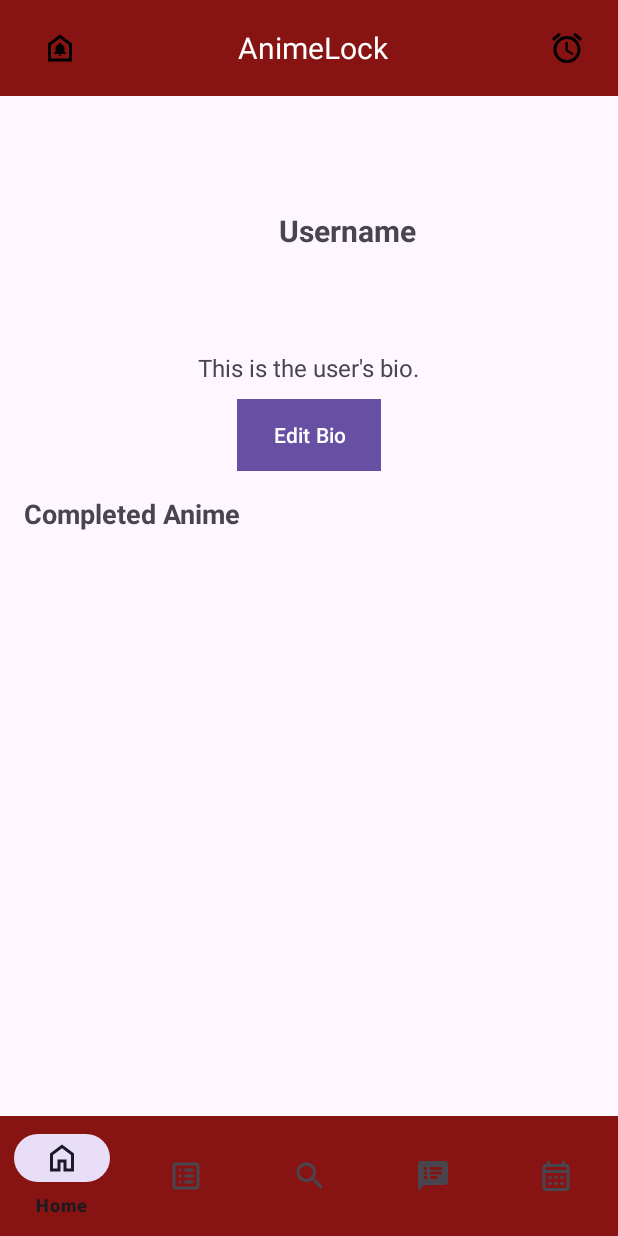
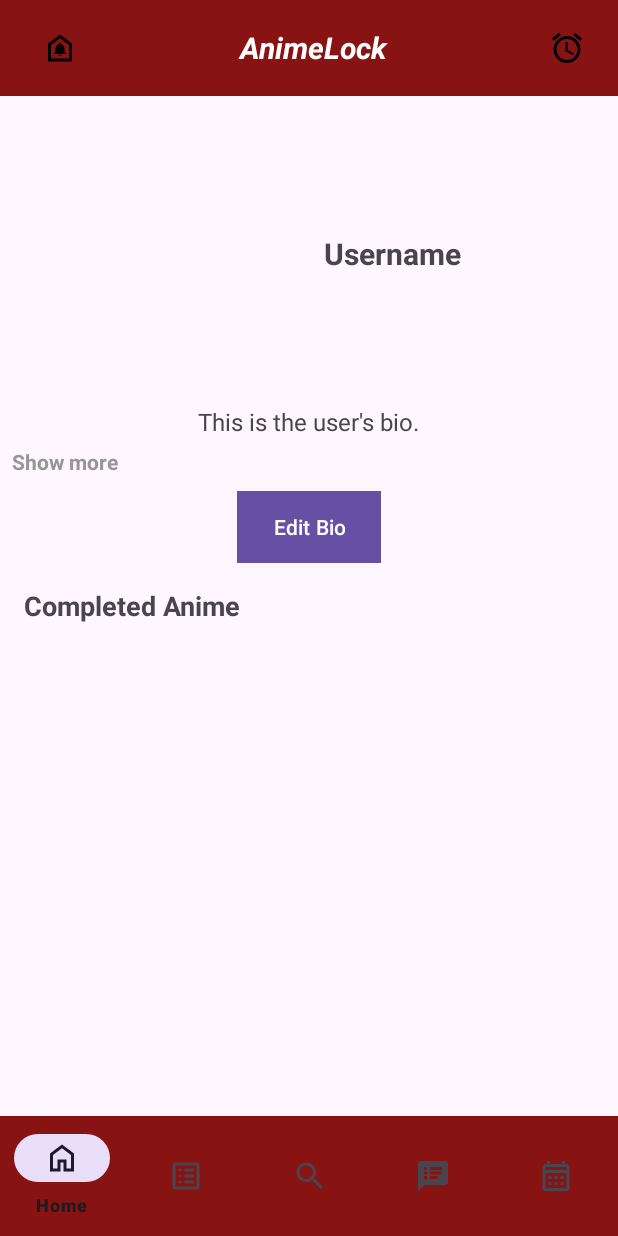
Before and after one commit to ZeyQuanC/AnimeLock, an Android app: the ProfileFragment screen opened through its navigation route, on a phone screen of 412 x 824 dp. Run offline under Robolectric (Android 15) with nearby library versions, the phone set to English and light mode, and no system bars; our stand-ins replace Firebase (no records; nobody signed in at launch, a user with empty details on screens opened directly), navigation-ui; pictures from the network do not load.

Commit message:
Refactor ProfileFragment to support expandable bio with max lines toggle and ellipsis

```diff
--- a/app/src/main/java/com/example/animelocker/ProfileFragment.kt
+++ b/app/src/main/java/com/example/animelocker/ProfileFragment.kt
@@ -5,12 +5,9 @@ import android.util.Log
 import android.view.LayoutInflater
 import android.view.View
 import android.view.ViewGroup
-import android.widget.Button
-import android.widget.EditText
-import android.widget.ImageView
-import android.widget.TextView
-import android.widget.Toast
+import android.widget.*
 import androidx.fragment.app.Fragment
+import android.text.TextUtils
 import androidx.navigation.fragment.findNavController
 import androidx.recyclerview.widget.LinearLayoutManager
 import androidx.recyclerview.widget.RecyclerView
@@ -28,8 +25,10 @@ class ProfileFragment : Fragment() {
     private lateinit var editBioButton: Button
     private lateinit var saveBioButton: Button
     private lateinit var bottomNavigationView: BottomNavigationView
+    private lateinit var bioToggleTextView: TextView
 
     private var isEditingBio = false
+    private var isBioExpanded = false
 
     override fun onCreateView(
         inflater: LayoutInflater, container: ViewGroup?,
@@ -49,16 +48,7 @@ class ProfileFragment : Fragment() {
         editBioButton = view.findViewById(R.id.editBioButton)
         saveBioButton = view.findViewById(R.id.saveBioButton)
         bottomNavigationView = view.findViewById(R.id.bottom_navigation)
-
-
-        // Setup the button to toggle between edit mode and display mode for bio
-        editBioButton.setOnClickListener {
-            toggleBioEditMode(true)
-        }
-
-        saveBioButton.setOnClickListener {
-            saveBio()
-        }
+        bioToggleTextView = view.findViewById(R.id.bio_toggle)
 
         // Set up bottom navigation
         bottomNavigationView.setOnNavigationItemSelectedListener { item ->
@@ -93,22 +83,40 @@ class ProfileFragment : Fragment() {
         loadCompletedAnime()
 
 
-        // Fetch user data from Firestore
+        // Toggle bio edit
+        editBioButton.setOnClickListener { toggleBioEditMode(true) }
+        saveBioButton.setOnClickListener { saveBio() }
+
+        // Fetch user data
         val userId = FirebaseAuth.getInstance().currentUser?.uid
         if (userId != null) {
             val firestore = FirebaseFirestore.getInstance()
             firestore.collection("users").document(userId).get()
                 .addOnSuccessListener { documentSnapshot ->
                     if (documentSnapshot.exists()) {
-                        // Retrieve user data from Firestore
                         val username = documentSnapshot.getString("username") ?: "Unknown"
                         val bio = documentSnapshot.getString("bio") ?: "No bio available"
                         val profilePicUrl = documentSnapshot.getString("profile_pic_url")
 
-                        // Set text views
                         usernameTextView.text = username
                         bioTextView.text = bio
                         bioEditText.setText(bio)
+
+                        // Initial bio display
+                        bioTextView.maxLines = 3
+                        bioTextView.ellipsize = TextUtils.TruncateAt.END
+                        bioToggleTextView.text = getString(R.string.show_more)
+
+                        // Hide toggle if bio is short
+                        bioToggleTextView.visibility = if (bio.length < 100) View.GONE else View.VISIBLE
+
+                        bioToggleTextView.setOnClickListener {
+                            isBioExpanded = !isBioExpanded
+                            bioTextView.maxLines = if (isBioExpanded) Int.MAX_VALUE else 3
+                            bioTextView.ellipsize = if (isBioExpanded) null else TextUtils.TruncateAt.END
+                            bioToggleTextView.text = if (isBioExpanded)
+                                getString(R.string.show_less) else getString(R.string.show_more)
+                        }
 
                         // Load profile picture
                         if (!profilePicUrl.isNullOrEmpty()) {
@@ -131,21 +139,20 @@ class ProfileFragment : Fragment() {
     private fun toggleBioEditMode(isEditing: Boolean) {
         isEditingBio = isEditing
         if (isEditing) {
-            // Show the EditText and hide the TextView
             bioEditText.visibility = View.VISIBLE
             bioTextView.visibility = View.GONE
-
-            // Change button text to "Save"
+            bioToggleTextView.visibility = View.GONE
             saveBioButton.visibility = View.VISIBLE
             editBioButton.visibility = View.GONE
         } else {
-            // Show the TextView and hide the EditText
             bioEditText.visibility = View.GONE
             bioTextView.visibility = View.VISIBLE
-
-            // Change button text to "Edit"
             saveBioButton.visibility = View.GONE
             editBioButton.visibility = View.VISIBLE
+
+            // Re-check if toggle is needed
+            val updatedBio = bioEditText.text.toString()
+            bioToggleTextView.visibility = if (updatedBio.length < 100) View.GONE else View.VISIBLE
         }
     }
 
@@ -154,11 +161,9 @@ class ProfileFragment : Fragment() {
         if (newBio.isNotEmpty()) {
             val userId = FirebaseAuth.getInstance().currentUser?.uid
             if (userId != null) {
-                val firestore = FirebaseFirestore.getInstance()
-                firestore.collection("users").document(userId)
+                FirebaseFirestore.getInstance().collection("users").document(userId)
                     .update("bio", newBio)
                     .addOnSuccessListener {
-                        // Update the UI with the new bio
                         bioTextView.text = newBio
                         toggleBioEditMode(false)
                     }
--- a/app/src/main/res/layout/fragment_profile.xml
+++ b/app/src/main/res/layout/fragment_profile.xml
@@ -1,4 +1,4 @@
-
+<?xml version="1.0" encoding="utf-8"?>
 
 <androidx.constraintlayout.widget.ConstraintLayout xmlns:android="http://schemas.android.com/apk/res/android"
     android:layout_width="match_parent"
@@ -38,6 +38,7 @@
                 android:layout_height="wrap_content"
                 android:layout_weight="1"
                 android:text="@string/animelockh"
+                android:textStyle="bold|italic"
                 android:textColor="@android:color/white"
                 android:textSize="20sp"
                 android:gravity="center" />
@@ -85,8 +86,8 @@
                 <!-- Profile Image as Button -->
                 <ImageButton
                     android:id="@+id/profileImageButton"
-                    android:layout_width="120dp"
-                    android:layout_height="120dp"
+                    android:layout_width="150dp"
+                    android:layout_height="150dp"
                     android:contentDescription="@string/profile_picture"
                     android:layout_marginEnd="16dp"
                     android:background="?attr/selectableItemBackgroundBorderless" /> <!-- Button style -->
@@ -127,9 +128,23 @@
                     android:layout_width="wrap_content"
                     android:layout_height="wrap_content"
                     android:text="@string/userBio"
+                    android:padding="6dp"
                     android:textSize="16sp"
                     android:layout_gravity="center"
                     android:visibility="visible"/> <!-- Visible by default -->
+
+                <!-- Expand/Collapse Bio Button -->
+                <!-- Add this button under the bioTextView in your XML layout -->
+                <TextView
+                    android:id="@+id/bio_toggle"
+                    android:layout_width="wrap_content"
+                    android:layout_height="wrap_content"
+                    android:layout_marginStart="8dp"
+                    android:text="@string/show_more"
+                    android:textColor="@color/grey"
+                    android:textStyle="bold" />
+
+
 
                 <!-- Edit Bio Button -->
                 <Button
```
